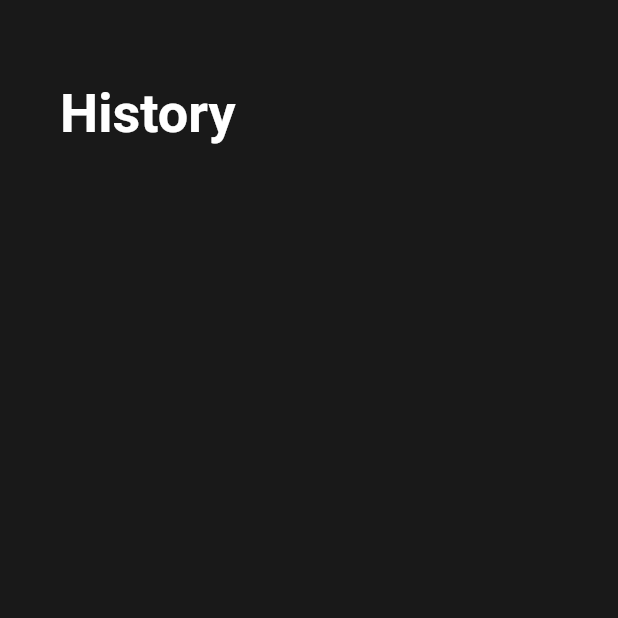
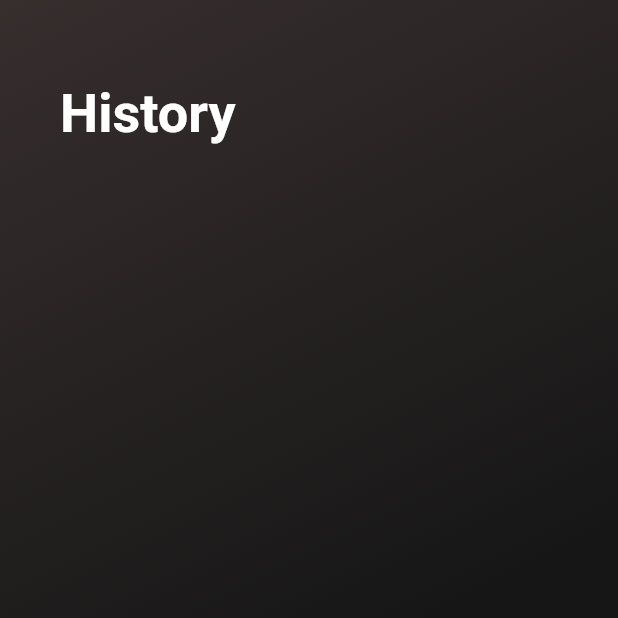
Before and after one commit to narwhal-dev/IMPACTS, a Flutter app: the History screen opened directly, on a phone screen of 412 x 824 dp, the top half of it. Run offline on Flutter 3.47's test engine with Material 2 defaults, Android fonts, the phone set to English and light mode, and no system bars; our stand-ins replace bubble_bottom_bar; missing offline and left inert: flutter_sfsymbols; project files that could hold a hidden picture were left out.

```diff
--- a/lib/config/palette.dart
+++ b/lib/config/palette.dart
@@ -12,9 +12,10 @@ class Palette {
   static const Color cardColor6 = Color.fromRGBO(100, 50, 138, 1);
 
   //static const Color defaultBackground = Color.fromRGBO(23, 17, 45, 1);
-  static const Color defaultBackground = Color.fromRGBO(25, 25, 25, 1);
+  static const Color defaultBackground = Color.fromRGBO(22, 22, 22, 1);
+  //static const Color defaultBackground = Color.fromRGBO(255, 255, 255, 1);
   //static const Color tabBackground = Color.fromRGBO(18, 14, 36, 1);
-  static const Color tabBackground = Color.fromRGBO(35, 35, 35, 1);
+  static const Color tabBackground = Color.fromRGBO(35, 34, 31, 1);
   static const Color frameBackground = Color.fromRGBO(117, 210, 227, 1);
   static const Color frameBackground2 = Color.fromRGBO(254, 243, 237, 1);
 
--- a/lib/config/styles.dart
+++ b/lib/config/styles.dart
@@ -1,5 +1,5 @@
 import 'package:flutter/material.dart';
-
+import 'package:impacts/config/palette.dart';
 
 // implementation: style: Styles.productRowItemName,
 /*
@@ -61,7 +61,8 @@ abstract class Styles {
   static const TextStyle paragraph = TextStyle(
     fontSize: 17,
     fontStyle: FontStyle.normal,
-    fontWeight: FontWeight.w400,
+    fontWeight: FontWeight.w700,
+    color: Palette.tabBackground,
   );
 
   static const TextStyle subheading = TextStyle(
--- a/lib/screens/history_screen.dart
+++ b/lib/screens/history_screen.dart
@@ -19,6 +19,15 @@ class _HistoryState extends State<History> {
             width: double.infinity,
             decoration: BoxDecoration(
               color: Palette.defaultBackground,
+              gradient: LinearGradient(
+                begin: Alignment.topLeft,
+                end: Alignment.bottomRight,
+                colors: [
+                  Color.fromRGBO(55, 46, 46, 1),
+                  Palette.defaultBackground,
+                ],
+                stops: [0.0, 0.55],
+              ),
             ),
           ),
           Container(
--- a/pubspec.yaml
+++ b/pubspec.yaml
@@ -33,6 +33,7 @@ dependencies:
   # Use with the CupertinoIcons class for iOS style icons.
   cupertino_icons: ^1.0.2
   flutter_sfsymbols: ^2.0.0
+  bubble_bottom_bar: ^1.2.0
 
 dev_dependencies:
   flutter_test:
```
Also changed, not shown: lib/screens/bottom_nav_screen.dart (+62 -35 lines), lib/screens/home_screen.dart (+9 -0 lines), lib/screens/qr_screen.dart (+9 -0 lines), lib/screens/settings_screen.dart (+9 -0 lines), pubspec.lock.
